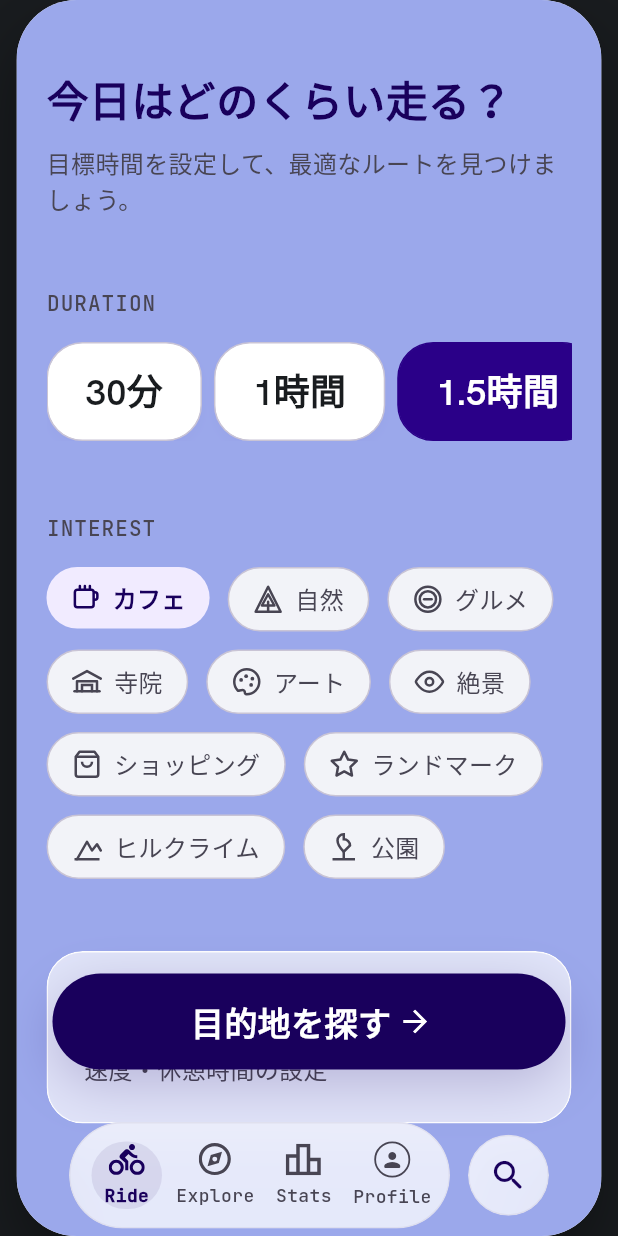
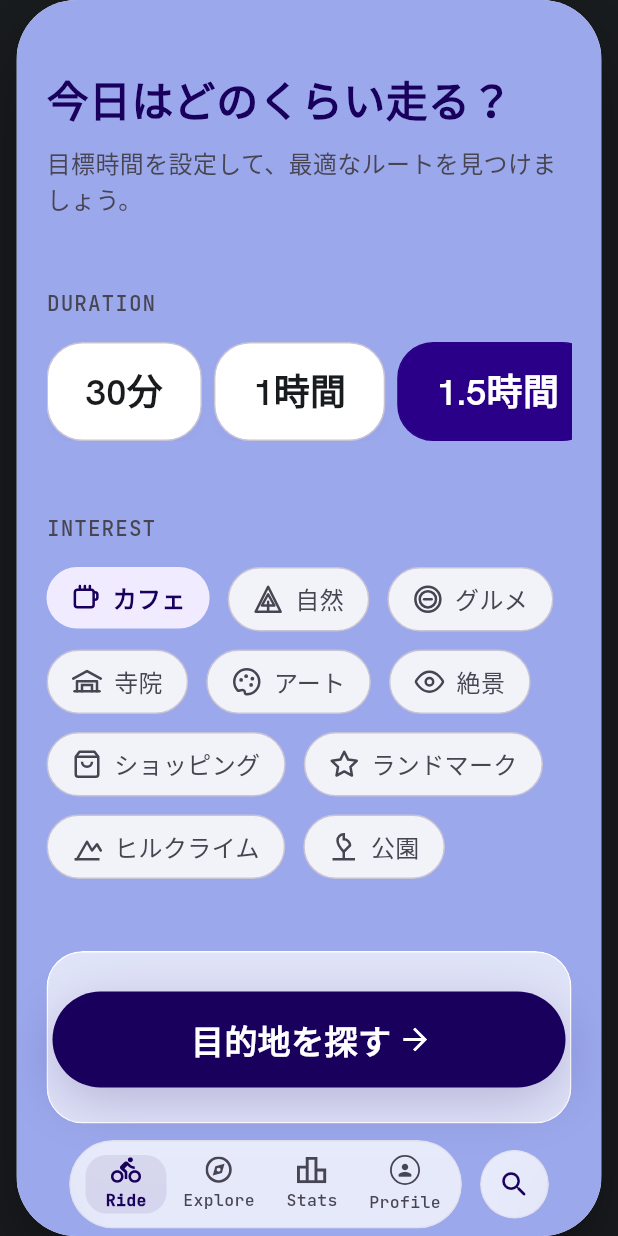
Before and after one commit to sdquang75/CyChronos-pv, a Flutter app: the HomeScreen screen opened by its route, on a phone screen of 412 x 824 dp. Run offline on Flutter 3.47's test engine with Material 3 defaults, Android fonts, the phone set to English and light mode, and no system bars; our stand-ins replace dio, firebase_auth, firebase_core, flutter_riverpod, flutter_svg, geolocator and 2 more; accounts and stored records are empty; statements that could not run were skipped.

Commit message:
Shrink nav bar items and switch indicator to rounded square
Scales down tab icons (24x22 -> 20x18), text (12 -> 11), avatar
(24 -> 20), and the search bubble (54 -> 46) for a more compact bar.
The active-tab indicator's corner radius drops from 24 to 14 so it
reads as a rounded square around the icon+label instead of a
pill/oval shape, while still spanning the full tab height (top:0,
bottom:0) to cover both.

Co-Authored-By: Claude Sonnet 5 <noreply@anthropic.com>

```diff
--- a/front/cy/lib/features/home/presentation/widgets/home_bottom_nav_bar.dart
+++ b/front/cy/lib/features/home/presentation/widgets/home_bottom_nav_bar.dart
@@ -139,7 +139,7 @@ class _HomeBottomNavBarState extends State<HomeBottomNavBar>
               width: 1,
             ),
           ),
-          padding: const EdgeInsets.symmetric(vertical: 12, horizontal: 8),
+          padding: const EdgeInsets.symmetric(vertical: 9, horizontal: 6),
           child: LayoutBuilder(
             builder: (context, constraints) {
               final tabWidth = constraints.maxWidth / _tabCount;
@@ -160,10 +160,10 @@ class _HomeBottomNavBarState extends State<HomeBottomNavBar>
                       animation: _controller,
                       builder: (context, _) {
                         return Positioned(
-                          left: _indicatorPosition * tabWidth + 6,
+                          left: _indicatorPosition * tabWidth + 4,
                           top: 0,
                           bottom: 0,
-                          width: tabWidth - 12,
+                          width: tabWidth - 8,
                           child: Transform.scale(
                             scale: _bumpScale,
                             child: DecoratedBox(
@@ -171,7 +171,7 @@ class _HomeBottomNavBarState extends State<HomeBottomNavBar>
                                 color: const Color(
                                   0xFF19005C,
                                 ).withValues(alpha: 0.08),
-                                borderRadius: BorderRadius.circular(24),
+                                borderRadius: BorderRadius.circular(14),
                               ),
                             ),
                           ),
@@ -214,17 +214,17 @@ class _HomeBottomNavBarState extends State<HomeBottomNavBar>
           else
             SvgPicture.string(
               _iconTabs[index].svg,
-              width: 24,
-              height: 22,
+              width: 20,
+              height: 18,
               colorFilter: ColorFilter.mode(color, BlendMode.srcIn),
             ),
-          const SizedBox(height: 4),
+          const SizedBox(height: 3),
           Text(
             isAvatar ? 'Profile' : _iconTabs[index].label,
             style: TextStyle(
               fontFamily: 'JetBrainsMono',
               fontWeight: isSelected ? FontWeight.w700 : FontWeight.w500,
-              fontSize: 12,
+              fontSize: 11,
               color: color,
             ),
           ),
@@ -238,8 +238,8 @@ class _HomeBottomNavBarState extends State<HomeBottomNavBar>
       child: BackdropFilter(
         filter: ImageFilter.blur(sigmaX: 20, sigmaY: 20),
         child: Container(
-          width: 54,
-          height: 54,
+          width: 46,
+          height: 46,
           decoration: BoxDecoration(
             shape: BoxShape.circle,
             color: const Color(0xFFF8F9FE).withValues(alpha: 0.8),
@@ -257,7 +257,7 @@ class _HomeBottomNavBarState extends State<HomeBottomNavBar>
                 child: Icon(
                   Icons.search_rounded,
                   color: Color(0xFF19005C),
-                  size: 26,
+                  size: 22,
                 ),
               ),
             ),
@@ -277,8 +277,8 @@ class _AvatarIcon extends StatelessWidget {
   @override
   Widget build(BuildContext context) {
     return Container(
-      width: 24,
-      height: 24,
+      width: 20,
+      height: 20,
       decoration: BoxDecoration(
         shape: BoxShape.circle,
         border: Border.all(color: color, width: 1.2),
@@ -291,9 +291,9 @@ class _AvatarIcon extends StatelessWidget {
                   fit: BoxFit.cover,
                   errorBuilder:
                       (_, _, _) =>
-                          Icon(Icons.person_rounded, size: 16, color: color),
+                          Icon(Icons.person_rounded, size: 13, color: color),
                 )
-                : Icon(Icons.person_rounded, size: 16, color: color),
+                : Icon(Icons.person_rounded, size: 13, color: color),
       ),
     );
   }
```
